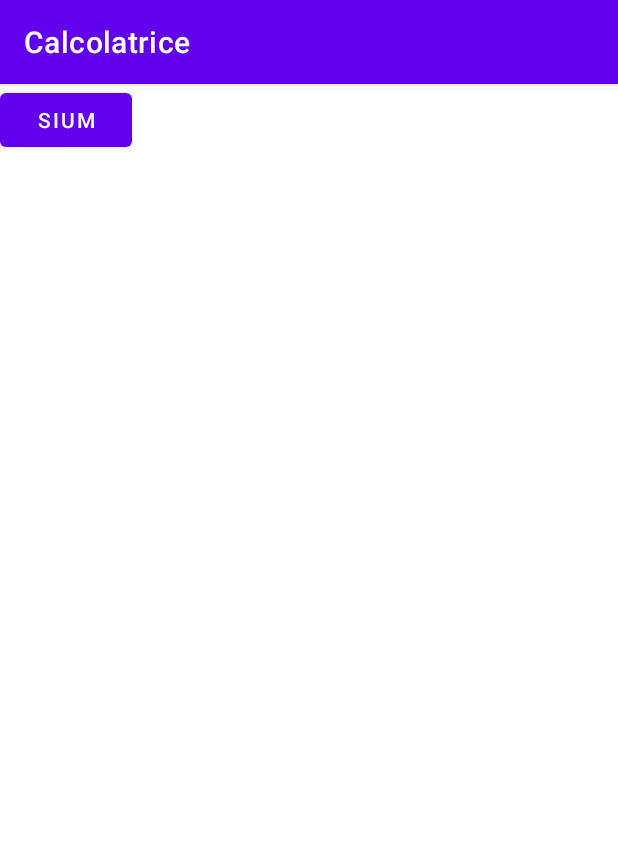
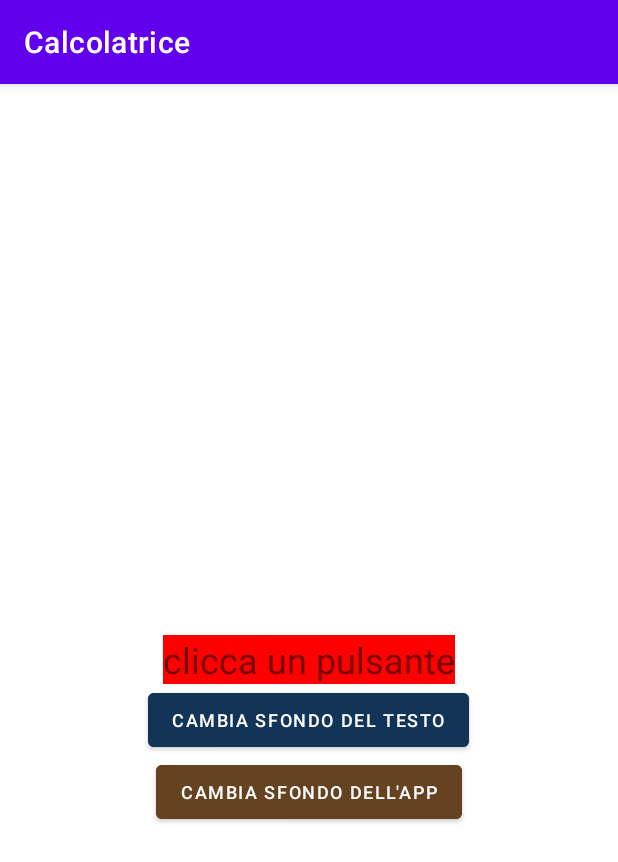
Before and after one commit to MicheleRabesco/AndroidProgramming, an Android app: the SecondActivity screen opened directly, with no data from a screen before it, on a phone screen of 412 x 824 dp. Shown: the top 862 px of the screen. Run offline under Robolectric (Android 15) with nearby library versions, the phone set to English and light mode, and no system bars.

Commit message:
second activity work fine

```diff
--- a/calcolatrice/src/main/java/it/unisa/calcolatrice/SecondActivity.java
+++ b/calcolatrice/src/main/java/it/unisa/calcolatrice/SecondActivity.java
@@ -4,6 +4,7 @@ import android.graphics.Color;
 import android.os.Bundle;
 import android.view.View;
 import android.widget.RelativeLayout;
+import android.widget.TextView;
 
 import androidx.appcompat.app.AppCompatActivity;
 
@@ -11,21 +12,30 @@ import java.util.Random;
 
 public class SecondActivity extends AppCompatActivity implements View.OnClickListener {
 
-    RelativeLayout sfondo;
+    private TextView text;
+    RelativeLayout extLayout;
     Random rand = new Random();
     protected void onCreate(Bundle savedInstanceState) {
         super.onCreate(savedInstanceState);
         setContentView(R.layout.second);
-        findViewById(R.id.sium).setOnClickListener(this);
-        sfondo = findViewById(R.id.sfondo);
+
+        findViewById(R.id.sfondoTesto).setOnClickListener(this);
+        findViewById(R.id.sfondoApp).setOnClickListener(this);
+        text = findViewById(R.id.text);
+        extLayout = findViewById(R.id.extLayout);
     }
 
     @Override
     public void onClick(View v) {
-
         int r = rand.nextInt(256);
         int g = rand.nextInt(256);
         int b = rand.nextInt(256);
-        sfondo.setBackgroundColor(Color.rgb(r,g,b));
+        switch (v.getId()){
+            case R.id.sfondoApp:
+                extLayout.setBackgroundColor(Color.rgb(r,g,b));
+                break;
+            case R.id.sfondoTesto:
+                text.setBackgroundColor(Color.rgb(r,g,b));
+        }
     }
 }
--- a/calcolatrice/src/main/res/layout/second.xml
+++ b/calcolatrice/src/main/res/layout/second.xml
@@ -1,21 +1,57 @@
 <?xml version="1.0" encoding="utf-8"?>
-<androidx.constraintlayout.widget.ConstraintLayout xmlns:android="http://schemas.android.com/apk/res/android"
-    xmlns:app="http://schemas.android.com/apk/res-auto"
+<androidx.constraintlayout.widget.ConstraintLayout
+    xmlns:android="http://schemas.android.com/apk/res/android"
     xmlns:tools="http://schemas.android.com/tools"
+
     android:layout_width="match_parent"
-    android:layout_height="match_parent">
+    android:layout_height="match_parent"
+    tools:context=".MainActivity">
+
 
     <RelativeLayout
-        android:id="@+id/sfondo"
+        android:id="@+id/extLayout"
         android:layout_width="match_parent"
-        android:layout_height="match_parent">
+        android:layout_height="match_parent"
+        android:orientation="vertical"
+        android:background="#ffffff"
+        tools:layout_editor_absoluteX="29dp"
+        tools:layout_editor_absoluteY="0dp">
+
+        <TextView
+            android:id="@+id/text"
+            android:layout_width="wrap_content"
+            android:layout_height="wrap_content"
+            android:layout_centerInParent="true"
+            android:background="#FF0000"
+            android:text="clicca un pulsante"
+            android:textSize="24sp" />
 
         <Button
-            android:id="@+id/sium"
+            android:id="@+id/sfondoTesto"
             android:layout_width="wrap_content"
             android:layout_height="wrap_content"
-            android:clickable="true"
-            android:text="sium" />
+            android:layout_below="@+id/text"
+            android:layout_centerHorizontal="true"
+            android:backgroundTint="#123456"
+            android:text="Cambia sfondo del testo"
+            android:textSize="12sp"
+            android:onClick="pressedButton"
+            />
+
+        <Button
+            android:id="@+id/sfondoApp"
+            android:layout_width="wrap_content"
+            android:layout_height="wrap_content"
+            android:layout_below="@+id/sfondoTesto"
+            android:layout_centerHorizontal="true"
+            android:backgroundTint="#654321"
+            android:text="Cambia sfondo dell'app"
+            android:textSize="12sp"
+            android:onClick="pressedButton2"
+            />
+
+
     </RelativeLayout>
 
+
 </androidx.constraintlayout.widget.ConstraintLayout>
```
